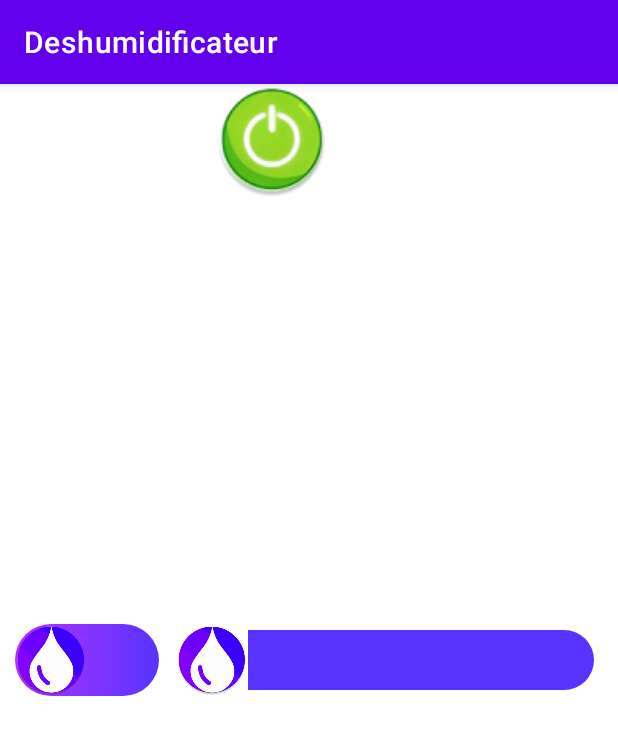
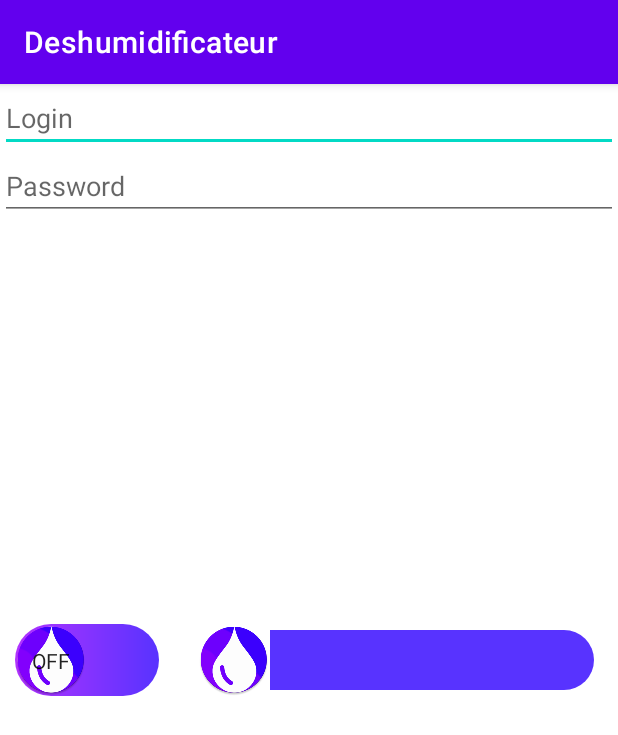
Before and after one commit to GutAlexandre/andas, an Android app: the screen it shows after launch (MainActivity), on a phone screen of 412 x 824 dp. Shown: the top 735 px of the screen. Run offline under Robolectric (Android 15) with nearby library versions, the phone set to English and light mode, and no system bars.

Commit message:
Projet fonctionne

```diff
--- a/Android/Deshumidificateur/app/src/main/java/com/main/deshumidificateur/MainActivity.java
+++ b/Android/Deshumidificateur/app/src/main/java/com/main/deshumidificateur/MainActivity.java
@@ -1,43 +1,24 @@
 package com.main.deshumidificateur;
 
+import android.annotation.SuppressLint;
 import android.os.Bundle;
-import android.widget.ImageView;
 import android.widget.SeekBar;
 import android.widget.Toast;
 
 import androidx.appcompat.app.AppCompatActivity;
 
 
+@SuppressLint("UseSwitchCompatOrMaterialCode")
 public class MainActivity extends AppCompatActivity
 {
     //Variables definition
-    ImageView btn_power;
-    Integer btn_state;
     SeekBar seekBar_fan;
+
     @Override
     protected void onCreate(Bundle savedInstanceState)
     {
         super.onCreate(savedInstanceState);
         setContentView(R.layout.activity_main);
-        //Button on/off management
-        btn_power = findViewById(R.id.btn_power);
-        btn_power.setTag(R.mipmap.btn_power_off);
-        btn_power.setOnClickListener(v ->
-        {
-            //Get button on/off state
-            btn_state = (Integer) btn_power.getTag();
-            //button on/off state comparison: si off -> on, si on -> off
-            if(btn_state == R.mipmap.btn_power_off)
-            {
-                btn_power.setImageResource(R.mipmap.btn_power_on);
-                btn_power.setTag(R.mipmap.btn_power_on);
-            }
-            else
-            {
-                btn_power.setImageResource(R.mipmap.btn_power_off);
-                btn_power.setTag(R.mipmap.btn_power_off);
-            }
-        });
         //Fan seek bar management
         seekBar_fan = findViewById(R.id.seekBar_fan);
         seekBar_fan.setOnSeekBarChangeListener(new SeekBar.OnSeekBarChangeListener()
--- a/Android/Deshumidificateur/app/src/main/res/layout-land/activity_main.xml
+++ b/Android/Deshumidificateur/app/src/main/res/layout-land/activity_main.xml
@@ -1,14 +1,62 @@
 <?xml version="1.0" encoding="utf-8"?>
 <RelativeLayout xmlns:android="http://schemas.android.com/apk/res/android"
     xmlns:tools="http://schemas.android.com/tools"
-    android:orientation="vertical" android:layout_width="match_parent"
-    android:layout_height="match_parent">
+    android:orientation="vertical"
+    android:layout_width="match_parent"
+    android:layout_height="match_parent"
+    tools:ignore="ExtraText">
 
-    <ImageView
-        android:id="@+id/btn_power"
-        android:layout_width="@dimen/size_image_width"
-        android:layout_height="@dimen/size_image_height"
-        android:contentDescription="@string/btn_power"
-        android:src="@mipmap/btn_power_on" />
+    <!-- text to be displayed whenever current state is checked-->
+
+    <EditText
+        android:id="@+id/editTxt_login"
+        android:layout_width="match_parent"
+        android:layout_height="wrap_content"
+        android:hint="@string/edit_txt_login"
+        android:visibility="visible"/>
+
+    <EditText
+        android:id="@+id/editTxt_passwd"
+        android:layout_width="match_parent"
+        android:layout_height="wrap_content"
+        android:layout_below="@id/editTxt_login"
+        android:hint="@string/pwd"
+        android:inputType="textPassword"
+        android:textAllCaps="true"
+        android:visibility="visible" />
+
+    <Switch
+        android:id="@+id/switch_power"
+        android:layout_width="wrap_content"
+        android:layout_height="wrap_content"
+        android:layout_alignParentStart="true"
+        android:layout_centerVertical="true"
+        android:layout_marginStart="@dimen/size_marging_left"
+        android:checked="false"
+        android:layoutDirection="ltr"
+        android:scaleX="@dimen/scaleX"
+        android:scaleY="@dimen/scaleY"
+        android:showText="true"
+        android:textOff="@string/switch_power_textOff"
+        android:textOn="@string/switch_power_textOn"
+        android:textStyle="bold"
+        android:thumb="@mipmap/ic_launcher"
+        android:track="@drawable/custom_switch_power"
+        tools:ignore="HardcodedText,UseSwitchCompatOrMaterialXml" />
+
+    <SeekBar
+        android:id="@+id/seekBar_fan"
+        android:layout_width="fill_parent"
+        android:layout_height="wrap_content"
+        android:layout_centerVertical="true"
+        android:layout_marginStart="@dimen/size_marging_left"
+        android:layout_toEndOf="@id/switch_power"
+        android:max="100"
+        android:maxHeight="@dimen/size_seekBar_height"
+        android:paddingStart="40dip"
+        android:progress="0"
+        android:progressDrawable="@drawable/custom_seekbar_fan"
+        android:thumb="@mipmap/ic_launcher"
+        tools:ignore="RtlSymmetry" />
 
 </RelativeLayout>
--- a/Android/Deshumidificateur/app/src/main/res/layout/activity_main.xml
+++ b/Android/Deshumidificateur/app/src/main/res/layout/activity_main.xml
@@ -3,19 +3,27 @@
     xmlns:tools="http://schemas.android.com/tools"
     android:orientation="vertical"
     android:layout_width="match_parent"
-    android:layout_height="match_parent">
+    android:layout_height="match_parent"
+    tools:ignore="ExtraText">
 
     <!-- text to be displayed whenever current state is checked-->
 
-    <ImageView
-        android:id="@+id/btn_power"
-        android:layout_width="@dimen/size_image_width"
-        android:layout_height="@dimen/size_image_height"
-        android:layout_alignParentStart="true"
-        android:layout_marginStart="143dp"
-        android:contentDescription="@string/btn_power"
-        android:src="@mipmap/btn_power_on"
-        />
+    <EditText
+        android:id="@+id/editTxt_login"
+        android:layout_width="match_parent"
+        android:layout_height="wrap_content"
+        android:hint="@string/edit_txt_login"
+        android:visibility="visible"/>
+
+    <EditText
+        android:id="@+id/editTxt_passwd"
+        android:layout_width="match_parent"
+        android:layout_height="wrap_content"
+        android:layout_below="@id/editTxt_login"
+        android:hint="@string/pwd"
+        android:inputType="textPassword"
+        android:textAllCaps="true"
+        android:visibility="visible" />
 
     <Switch
         android:id="@+id/switch_power"
@@ -25,14 +33,16 @@
         android:layout_centerVertical="true"
         android:layout_marginStart="@dimen/size_marging_left"
         android:checked="false"
+        android:layoutDirection="ltr"
         android:scaleX="@dimen/scaleX"
         android:scaleY="@dimen/scaleY"
+        android:showText="true"
         android:textOff="@string/switch_power_textOff"
         android:textOn="@string/switch_power_textOn"
+        android:textStyle="bold"
         android:thumb="@mipmap/ic_launcher"
         android:track="@drawable/custom_switch_power"
-        tools:ignore="UseSwitchCompatOrMaterialXml"
-        />
+        tools:ignore="HardcodedText,UseSwitchCompatOrMaterialXml" />
 
     <SeekBar
         android:id="@+id/seekBar_fan"
@@ -41,13 +51,12 @@
         android:layout_centerVertical="true"
         android:layout_marginStart="@dimen/size_marging_left"
         android:layout_toEndOf="@id/switch_power"
+        android:max="100"
         android:maxHeight="@dimen/size_seekBar_height"
-        android:max="100"
-        android:paddingStart="25dp"
+        android:paddingStart="40dip"
         android:progress="0"
         android:progressDrawable="@drawable/custom_seekbar_fan"
         android:thumb="@mipmap/ic_launcher"
-        tools:ignore="RtlSymmetry"
-        />
+        tools:ignore="RtlSymmetry" />
 
 </RelativeLayout>
--- a/Android/Deshumidificateur/app/src/main/res/values/strings.xml
+++ b/Android/Deshumidificateur/app/src/main/res/values/strings.xml
@@ -1,6 +1,8 @@
 <resources>
     <string name="app_name">Deshumidificateur</string>
     <string name="btn_power">Power button(on/off)</string>
-    <string name="switch_power_textOff">No</string>
-    <string name="switch_power_textOn">Yes</string>
+    <string name="switch_power_textOff">Off</string>
+    <string name="switch_power_textOn">On</string>
+    <string name="pwd">Password</string>
+    <string name="edit_txt_login">Login</string>
 </resources>
```
Also changed, not shown: Android/Deshumidificateur/app/src/main/res/mipmap-hdpi/btn_power_off.png (deleted), Android/Deshumidificateur/app/src/main/res/mipmap-hdpi/btn_power_on.png (deleted), Android/Deshumidificateur/app/src/main/res/mipmap-mdpi/btn_power_off.png (deleted), Android/Deshumidificateur/app/src/main/res/mipmap-mdpi/btn_power_on.png (deleted), Android/Deshumidificateur/app/src/main/res/mipmap-xhdpi/btn_power_off.png (deleted), Android/Deshumidificateur/app/src/main/res/mipmap-xhdpi/btn_power_on.png (deleted), Android/Deshumidificateur/app/src/main/res/mipmap-xxhdpi/btn_power_off.png (deleted), Android/Deshumidificateur/app/src/main/res/mipmap-xxhdpi/btn_power_on.png (deleted), Android/Deshumidificateur/app/src/main/res/mipmap-xxxhdpi/btn_power_off.png (deleted), Android/Deshumidificateur/app/src/main/res/mipmap-xxxhdpi/btn_power_on.png (deleted).
